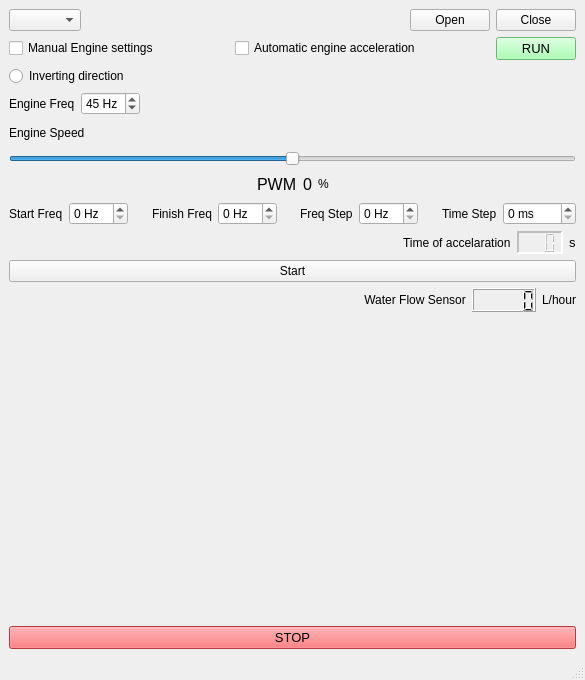
Mrsergey23/Pump_controller, file pump_GUI_XY160-D_driver/GUI_QT_Main.ui: the form before one commit.
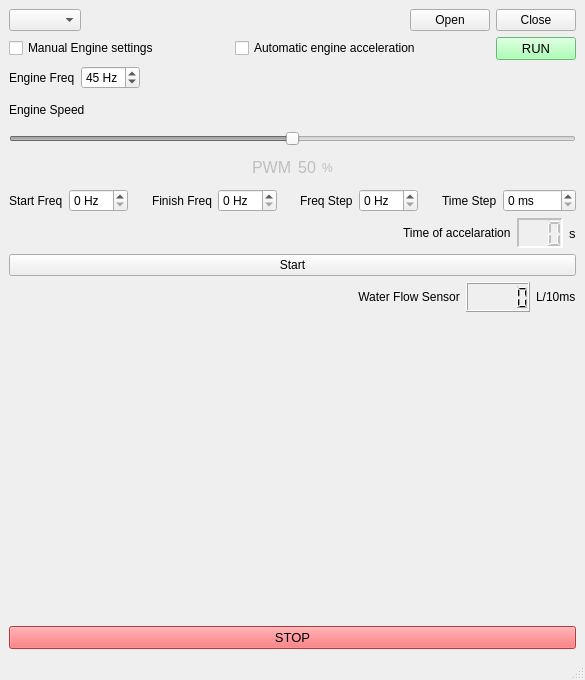
The form after the commit. Custom widgets are drawn as their Qt base class.

Commit message: добавление анализа собранных данных

```diff
--- a/pump_GUI_XY160-D_driver/GUI_QT_Main.ui
+++ b/pump_GUI_XY160-D_driver/GUI_QT_Main.ui
@@ -124,16 +124,6 @@
         </item>
        </layout>
       </item>
-      <item>
-       <widget class="QRadioButton" name="InvertDirRB">
-        <property name="enabled">
-         <bool>true</bool>
-        </property>
-        <property name="text">
-         <string>Inverting direction</string>
-        </property>
-       </widget>
-      </item>
       <item>
        <layout class="QHBoxLayout" name="horizontalLayout_3">
         <item>
@@ -184,7 +174,7 @@
       <item>
        <widget class="QSlider" name="SpeedSlider">
         <property name="enabled">
-         <bool>true</bool>
+         <bool>false</bool>
         </property>
         <property name="mouseTracking">
          <bool>true</bool>
@@ -223,6 +213,9 @@
         </item>
         <item>
          <widget class="QLabel" name="PWMLabel">
+          <property name="enabled">
+           <bool>false</bool>
+          </property>
           <property name="font">
            <font>
             <pointsize>12</pointsize>
@@ -237,13 +230,16 @@
         </item>
         <item>
          <widget class="QLabel" name="SliderShowLabel">
+          <property name="enabled">
+           <bool>false</bool>
+          </property>
           <property name="font">
            <font>
             <pointsize>12</pointsize>
            </font>
           </property>
           <property name="text">
-           <string>0</string>
+           <string>50</string>
           </property>
           <property name="alignment">
            <set>Qt::AlignCenter</set>
@@ -252,6 +248,9 @@
         </item>
         <item>
          <widget class="QLabel" name="percentLabel">
+          <property name="enabled">
+           <bool>false</bool>
+          </property>
           <property name="text">
            <string>%</string>
           </property>
@@ -487,7 +486,7 @@
         <item>
          <widget class="QLabel" name="CurrentUnitLabel">
           <property name="text">
-           <string>L/hour</string>
+           <string>L/10ms</string>
           </property>
          </widget>
         </item>
```
The commit also changes 1 other file.
